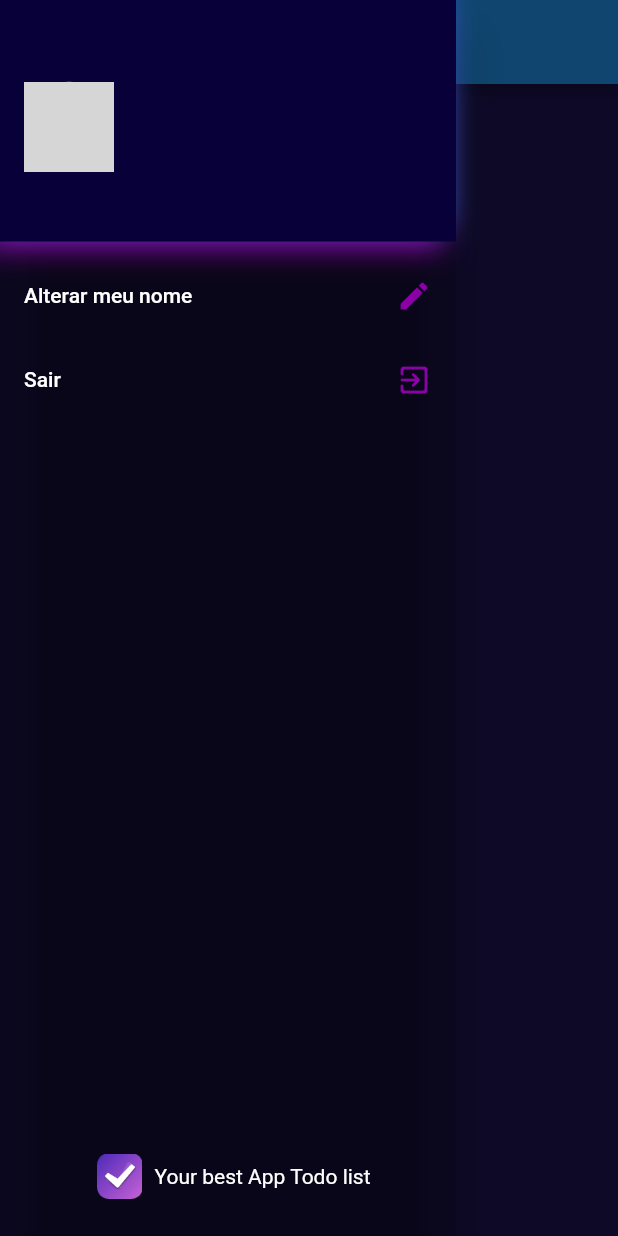
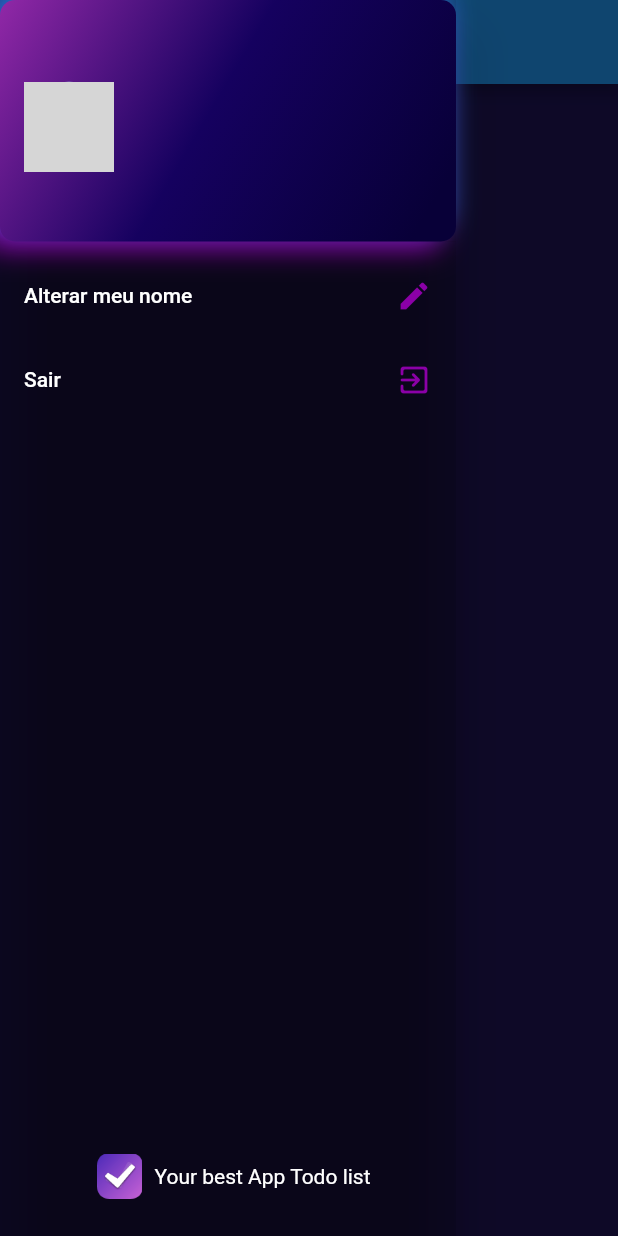
Before and after one commit to GustaAndrad/toDo_app_with_Flutter, a Flutter app: the screen it shows once a user with an empty profile is signed in, with the side drawer open, on a phone screen of 412 x 824 dp. Run offline on Flutter 3.47's test engine with Material 2 defaults, Android fonts, the phone set to English and light mode, and no system bars; our stand-ins replace device_preview, firebase_auth, firebase_core, flutter_signin_button, google_fonts, google_sign_in and 2 more; missing offline and left inert: flutter_overlay_loader, validatorless; accounts and stored records are empty; network calls fail; Roboto replaces fonts that are missing (Mandali); grey boxes are pictures that could not be loaded.

Commit message:
ajustes no drawer

```diff
--- a/lib/app/modules/home/widgets/home_drawer.dart
+++ b/lib/app/modules/home/widgets/home_drawer.dart
@@ -1,4 +1,5 @@
 import 'package:flutter/material.dart';
+import 'package:path/path.dart';
 import 'package:provider/provider.dart';
 import 'package:todo_list_provider/app/core/auth/auth_provider.dart';
 import 'package:todo_list_provider/app/core/ui/messages.dart';
@@ -20,6 +21,17 @@ class HomeDrawer extends StatelessWidget {
           DrawerHeader(
             decoration: BoxDecoration(
               color: context.primaryColor,
+              borderRadius: BorderRadius.all(
+                Radius.circular(10),
+              ),
+              gradient: LinearGradient(
+                  begin: Alignment.topLeft,
+                  end: Alignment(0.8, 1),
+                  colors: [
+                    Color.fromARGB(255, 145, 40, 167),
+                    Color.fromARGB(255, 21, 1, 95),
+                    context.primaryColor
+                  ]),
               boxShadow: [
                 BoxShadow(
                   color: Color.fromARGB(255, 139, 0, 167),
```
